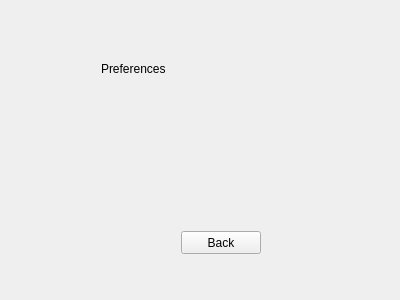
Qt form desktop/userpreferencesscreen.ui (gregbove/Pet-Matching-App) before a commit.
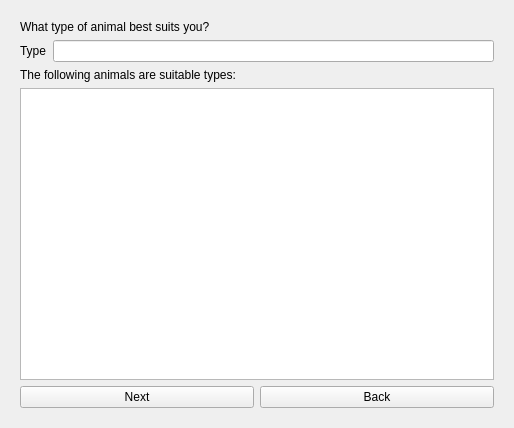
The same form after that commit.

What changed in the file:
```diff
--- a/desktop/userpreferencesscreen.ui
+++ b/desktop/userpreferencesscreen.ui
@@ -6,8 +6,8 @@
    <rect>
     <x>0</x>
     <y>0</y>
-    <width>400</width>
-    <height>300</height>
+    <width>514</width>
+    <height>428</height>
    </rect>
   </property>
   <property name="windowTitle">
@@ -17,32 +17,61 @@
    <item>
     <widget class="QStackedWidget" name="stackedWidget">
      <widget class="QWidget" name="page">
-      <widget class="QPushButton" name="backButton">
-       <property name="geometry">
-        <rect>
-         <x>170</x>
-         <y>220</y>
-         <width>80</width>
-         <height>23</height>
-        </rect>
-       </property>
-       <property name="text">
-        <string>Back</string>
-       </property>
-      </widget>
-      <widget class="QLabel" name="label">
-       <property name="geometry">
-        <rect>
-         <x>90</x>
-         <y>50</y>
-         <width>81</width>
-         <height>16</height>
-        </rect>
-       </property>
-       <property name="text">
-        <string>Preferences</string>
-       </property>
-      </widget>
+      <layout class="QHBoxLayout" name="horizontalLayout_4">
+       <item>
+        <layout class="QVBoxLayout" name="verticalLayout">
+         <item>
+          <widget class="QLabel" name="label">
+           <property name="text">
+            <string>What type of animal best suits you?</string>
+           </property>
+          </widget>
+         </item>
+         <item>
+          <layout class="QHBoxLayout" name="horizontalLayout_3">
+           <item>
+            <widget class="QLabel" name="label_2">
+             <property name="text">
+              <string>Type</string>
+             </property>
+            </widget>
+           </item>
+           <item>
+            <widget class="QLineEdit" name="animalType"/>
+           </item>
+          </layout>
+         </item>
+         <item>
+          <widget class="QLabel" name="label_3">
+           <property name="text">
+            <string>The following animals are suitable types:</string>
+           </property>
+          </widget>
+         </item>
+         <item>
+          <widget class="QListWidget" name="animalList"/>
+         </item>
+         <item>
+          <layout class="QHBoxLayout" name="horizontalLayout_2">
+           <item>
+            <widget class="QPushButton" name="nextButton">
+             <property name="text">
+              <string>Next</string>
+             </property>
+            </widget>
+           </item>
+           <item>
+            <widget class="QPushButton" name="backButton">
+             <property name="text">
+              <string>Back</string>
+             </property>
+            </widget>
+           </item>
+          </layout>
+         </item>
+        </layout>
+       </item>
+      </layout>
      </widget>
     </widget>
    </item>
```
